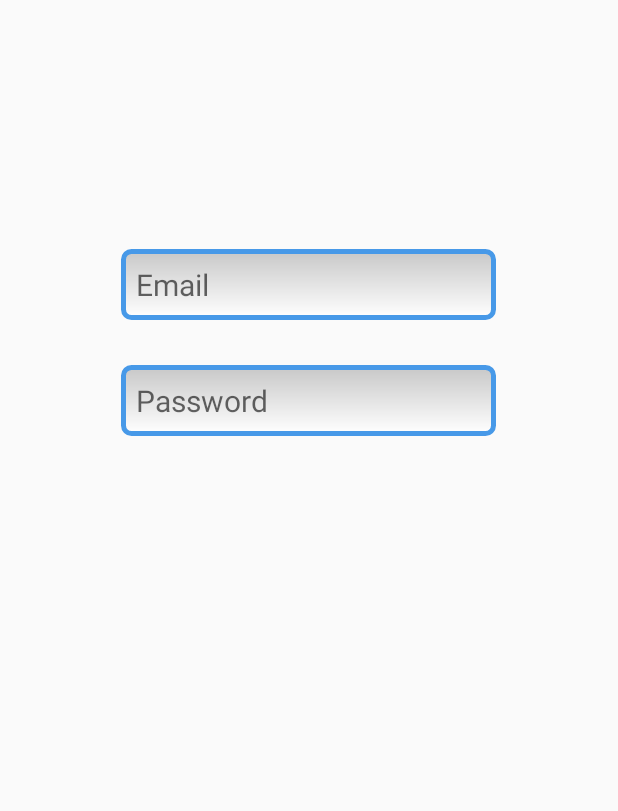
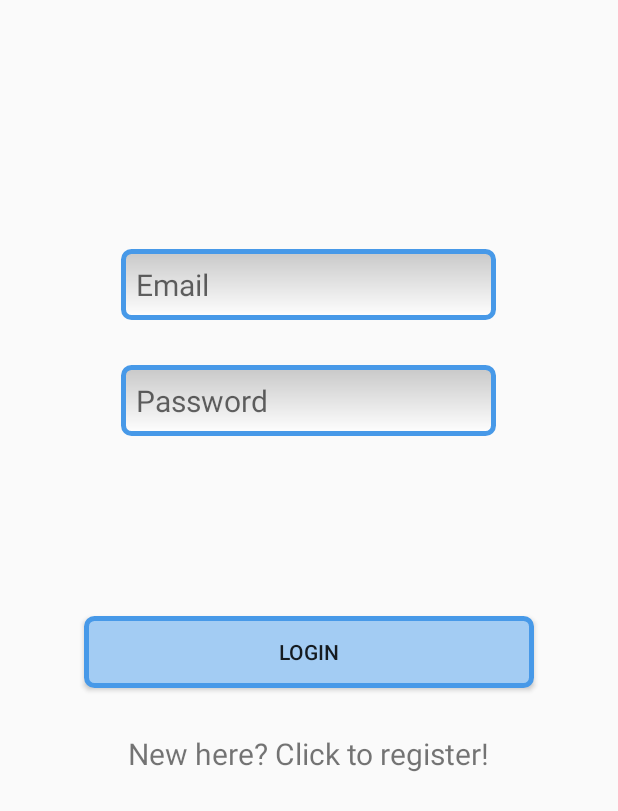
Before and after one commit to patrykmieczkowski/PartyRadar, an Android app: the screen it shows after launch (LoginActivity), on a phone screen of 412 x 824 dp. Shown: the top 811 px of the screen. Run offline under Robolectric (Android 15) with nearby library versions, the phone set to English and light mode, and no system bars.

```diff
--- a/app/src/main/java/com/mieczkowskidev/partyradar/LoginActivity.java
+++ b/app/src/main/java/com/mieczkowskidev/partyradar/LoginActivity.java
@@ -2,16 +2,97 @@ package com.mieczkowskidev.partyradar;
 
 import android.os.Bundle;
 import android.support.v7.app.AppCompatActivity;
+import android.view.View;
+import android.widget.Button;
+import android.widget.EditText;
+import android.widget.TextView;
 
 /**
  * A login screen that offers login via email/password.
  */
 public class LoginActivity extends AppCompatActivity {
 
+    private static final int LOGIN = 0;
+    private static final int REGISTER = 1;
+    //set starting mode to LOGIN
+    private static int MODE = LOGIN;
+
+    private static final int VISIBLE = 0;
+    private static final int GONE = 1;
+
+    private Button loginButton;
+    private TextView registerButton;
+    private EditText loginEditText, emailEditText, passwordEditText, rePasswordEditText;
+
     @Override
     protected void onCreate(Bundle savedInstanceState) {
         super.onCreate(savedInstanceState);
         setContentView(R.layout.activity_login);
 
+        getViews();
+        setListeners();
+    }
+
+    @Override
+    public void onBackPressed() {
+
+        if (MODE == REGISTER) {
+            MODE = LOGIN;
+            loginButton.setText(R.string.login_label_text);
+            changeVisibility(loginEditText, GONE);
+            changeVisibility(rePasswordEditText, GONE);
+            changeVisibility(registerButton, VISIBLE);
+        } else {
+            super.onBackPressed();
+        }
+    }
+
+    private void getViews() {
+
+        loginEditText = (EditText) findViewById(R.id.login_edit_text);
+        emailEditText = (EditText) findViewById(R.id.email_edit_text);
+        passwordEditText = (EditText) findViewById(R.id.password_edit_text);
+        rePasswordEditText = (EditText) findViewById(R.id.re_password_edit_text);
+
+        loginButton = (Button) findViewById(R.id.login_button);
+        registerButton = (TextView) findViewById(R.id.register_button);
+    }
+
+    private void setListeners() {
+
+        loginButton.setOnClickListener(new View.OnClickListener() {
+            @Override
+            public void onClick(View v) {
+
+            }
+        });
+
+        registerButton.setOnClickListener(new View.OnClickListener() {
+            @Override
+            public void onClick(View v) {
+                MODE = REGISTER;
+                loginButton.setText(R.string.new_register_button);
+                changeVisibility(loginEditText, VISIBLE);
+                changeVisibility(rePasswordEditText, VISIBLE);
+                changeVisibility(registerButton, GONE);
+            }
+        });
+    }
+
+    private void changeVisibility(View view, int visibility) {
+
+        switch (visibility) {
+            case VISIBLE:
+                if (view.getVisibility() == View.GONE) {
+                    view.setVisibility(View.VISIBLE);
+                }
+                break;
+            case GONE:
+                if (view.getVisibility() == View.VISIBLE) {
+                    view.setVisibility(View.GONE);
+                }
+                break;
+        }
+
     }
 }
--- /dev/null
+++ b/app/src/main/res/drawable/button_background.xml
@@ -0,0 +1,17 @@
+<?xml version="1.0" encoding="utf-8" ?>
+
+<shape xmlns:android="http://schemas.android.com/apk/res/android"
+    android:shape="rectangle"
+    android:thickness="0dp">
+
+    <stroke
+        android:width="3dp"
+        android:color="#4799E8" />
+
+    <corners android:radius="5dp" />
+
+    <gradient
+        android:endColor="#a3ccf3"
+        android:startColor="#a3ccf3" />
+
+</shape>
--- a/app/src/main/res/layout/activity_login.xml
+++ b/app/src/main/res/layout/activity_login.xml
@@ -37,7 +37,7 @@
         android:layout_height="wrap_content"
         android:layout_below="@id/email_edit_text"
         android:layout_centerHorizontal="true"
-        android:layout_marginTop="30dp"
+        android:layout_marginTop="@dimen/login_edit_text_margins"
         android:background="@drawable/edit_text_background"
         android:ellipsize="start"
         android:hint="@string/password_label_text"
@@ -45,4 +45,57 @@
         android:padding="@dimen/login_edit_text_padding"
         android:textSize="@dimen/login_text_size" />
 
+    <EditText
+        android:id="@+id/re_password_edit_text"
+        android:layout_width="@dimen/login_edit_text_width"
+        android:layout_height="wrap_content"
+        android:layout_below="@id/password_edit_text"
+        android:layout_centerHorizontal="true"
+        android:layout_marginTop="@dimen/login_edit_text_margins"
+        android:background="@drawable/edit_text_background"
+        android:ellipsize="start"
+        android:hint="@string/re_password_label_text"
+        android:inputType="textPassword"
+        android:padding="@dimen/login_edit_text_padding"
+        android:textSize="@dimen/login_text_size"
+        android:visibility="gone"
+        tools:visibility="visible" />
+
+    <EditText
+        android:id="@+id/login_edit_text"
+        android:layout_width="@dimen/login_edit_text_width"
+        android:layout_height="wrap_content"
+        android:layout_above="@id/password_edit_text"
+        android:layout_centerHorizontal="true"
+        android:layout_marginBottom="75dp"
+        android:background="@drawable/edit_text_background"
+        android:ellipsize="start"
+        android:hint="@string/login_label_text"
+        android:inputType="text"
+        android:padding="@dimen/login_edit_text_padding"
+        android:textSize="@dimen/login_text_size"
+        android:visibility="gone"
+        tools:visibility="visible" />
+
+    <Button
+        android:id="@+id/login_button"
+        android:layout_width="300dp"
+        android:layout_height="wrap_content"
+        android:layout_below="@+id/password_edit_text"
+        android:layout_centerHorizontal="true"
+        android:layout_marginTop="120dp"
+        android:background="@drawable/button_background"
+        android:text="@string/login_button" />
+
+    <TextView
+        android:id="@+id/register_button"
+        android:layout_width="wrap_content"
+        android:layout_height="wrap_content"
+        android:layout_below="@+id/login_button"
+        android:layout_centerHorizontal="true"
+        android:layout_marginTop="20dp"
+        android:padding="10dp"
+        android:text="@string/register_button"
+        android:textSize="@dimen/login_text_size" />
+
 </RelativeLayout>
--- a/app/src/main/res/values/dimens.xml
+++ b/app/src/main/res/values/dimens.xml
@@ -4,6 +4,7 @@
     <dimen name="activity_vertical_margin">16dp</dimen>
 
     <dimen name="login_text_size">20sp</dimen>
+    <dimen name="login_edit_text_margins">30dp</dimen>
     <dimen name="login_edit_text_width">250dp</dimen>
     <dimen name="login_edit_text_padding">10dp</dimen>
 
--- a/app/src/main/res/values/strings.xml
+++ b/app/src/main/res/values/strings.xml
@@ -4,5 +4,11 @@
     <!-- Strings related to login -->
     <string name="email_label_text">Email</string>
     <string name="password_label_text">Password</string>
+    <string name="re_password_label_text">Confirm Password</string>
+    <string name="login_label_text">Login</string>
+
+    <string name="login_button">Login</string>
+    <string name="new_register_button">Register</string>
+    <string name="register_button">New here? Click to register!</string>
 
 </resources>
```
Also changed, not shown: app/src/main/res/drawable/radar_short.png (added).
